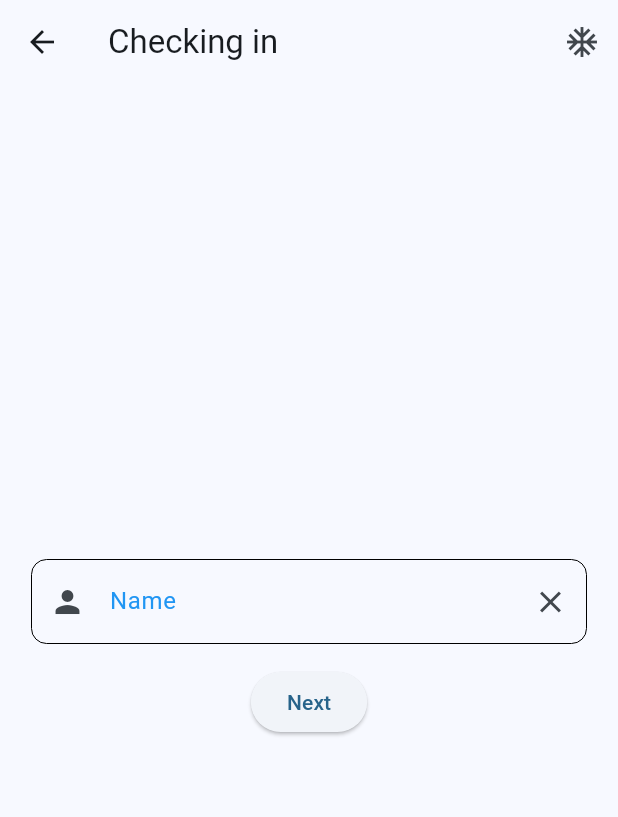
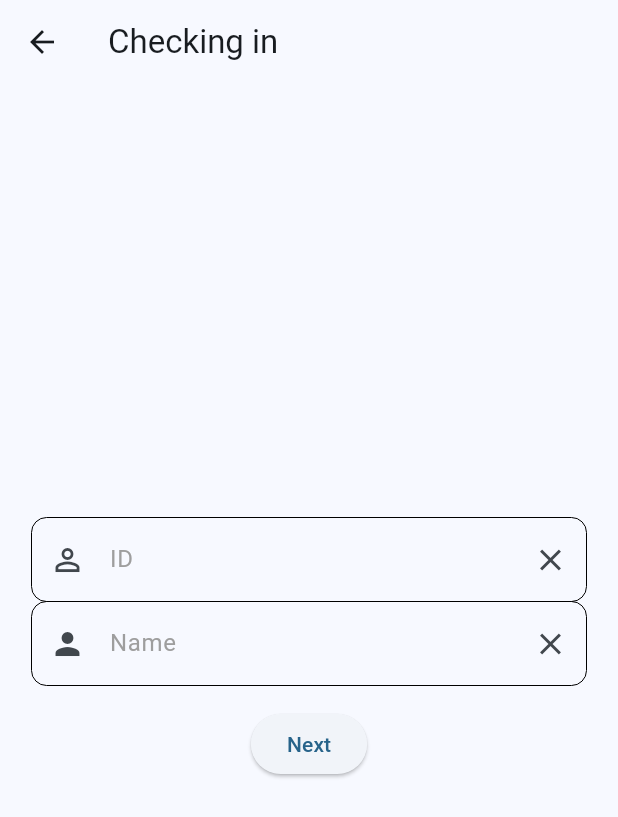
Before and after one commit to GrezL/followup, a Flutter app: the screen it shows after launch, after a tap on "Checking in", on a phone screen of 412 x 824 dp. Shown: the top 817 px of the screen. Run offline on Flutter 3.47's test engine with Material 3 defaults, Android fonts, the phone set to English and light mode, and no system bars; our stand-ins replace get, speech_to_text; missing offline and left inert: ifly_speech_recognition; network calls fail.

Commit message:
change appbar

```diff
--- a/lib/follow_up_you.dart
+++ b/lib/follow_up_you.dart
@@ -2,5 +2,5 @@ library follow_up_you;
 
 export 'src/checking_page.dart';
 export 'src/im_page.dart';
-export 'src/chat_page.dart';
+export 'src/llm_page.dart';
 export 'src/main_page.dart';
--- a/lib/src/checking_page.dart
+++ b/lib/src/checking_page.dart
@@ -169,29 +169,44 @@ class CheckingNameRoute extends StatelessWidget {
       appBar: AppBar (
         automaticallyImplyLeading: true,
         title: const Text('Checking in'),
-        actions: <Widget>[
-          IconButton(onPressed: (){
-            Navigator.pop(context);
-          }, icon: const Icon(Icons.ac_unit))
-        ],
       ),
       body: Center(
         child: Column(
           mainAxisAlignment: MainAxisAlignment.center,
-          children: [
-            Container(
+          children: <Widget>[
+            SizedBox(
+              width: 370.0,
+              // padding: const EdgeInsets.symmetric(vertical: 15.0),
+              child: TextFormField(
+                decoration: const InputDecoration(
+                  hintText: "ID",
+                  hintStyle: TextStyle(color: Colors.grey,textBaseline: TextBaseline.ideographic,),
+
+                  prefixIcon: Icon(Icons.perm_identity),
+                  suffixIcon: Icon(Icons.close),
+
+                  border: OutlineInputBorder(
+                    borderRadius: BorderRadius.all(Radius.circular(10)),
+                    borderSide: BorderSide(
+                      width: 0.0,
+                    ),
+                  ),
+                  enabledBorder: OutlineInputBorder(
+                    borderRadius: BorderRadius.all(Radius.circular(10)),
+                    borderSide: BorderSide(
+                      width: 0.0,
+                    ),
+                  ),
+                ),
+              ),
+            ),
+            SizedBox(
               width: 370.0,
               // padding: const EdgeInsets.symmetric(vertical: 15.0),
               child: TextFormField(
                 decoration: const InputDecoration(
                   hintText: "Name",
                   hintStyle: TextStyle(color: Colors.grey,textBaseline: TextBaseline.ideographic,),
-                  labelText: "Name",
-                  labelStyle: TextStyle(color: Colors.blue),
-                  prefixText: "prefix",
-                  prefixStyle: TextStyle(color: Colors.deepPurple),
-                  suffixText: "suf ",
-                  suffixStyle: TextStyle(color: Colors.black),
 
 
                   prefixIcon: Icon(Icons.person),
@@ -210,7 +225,7 @@ class CheckingNameRoute extends StatelessWidget {
                     ),
                   ),
                 ),
-              )
+              ),
             ),
             Padding(
               padding: const EdgeInsets.symmetric(vertical: 15.0),
@@ -238,11 +253,6 @@ class CheckingGenderRoute extends StatelessWidget {
       appBar: AppBar (
         automaticallyImplyLeading: true,
         title: const Text('Checking in'),
-        actions: <Widget>[
-          IconButton(onPressed: (){
-            Navigator.pop(context);
-          }, icon: const Icon(Icons.ac_unit))
-        ],
       ),
       body: Center(
         child: Column(
@@ -278,11 +288,6 @@ class CheckingBirthdayRoute extends StatelessWidget {
       appBar: AppBar (
         automaticallyImplyLeading: true,
         title: const Text('Checking in'),
-        actions: <Widget>[
-          IconButton(onPressed: (){
-            Navigator.pop(context);
-          }, icon: const Icon(Icons.ac_unit))
-        ],
       ),
       body: Center(
         child: Column(
--- a/lib/src/main_page.dart
+++ b/lib/src/main_page.dart
@@ -31,7 +31,11 @@ class MyHomePage extends StatelessWidget {
   Widget build(BuildContext context) {
     return Scaffold(
       appBar: AppBar(
-        title: const Text('Demo'),
+        title: const Text('Home'),
+        actions: <Widget>[
+          IconButton(onPressed: (){}, icon: const Icon(Icons.camera_alt), tooltip: 'Upload diagnosis',),
+          IconButton(onPressed: () {}, icon: const Icon(Icons.notifications), tooltip: 'Notification',),
+        ],
       ),
       body: Center(
         child: Column(
```
Also changed, not shown: lib/src/im_page.dart (+6 -7 lines), lib/src/llm_page.dart (added, +148 -0 lines), 1 other file.
